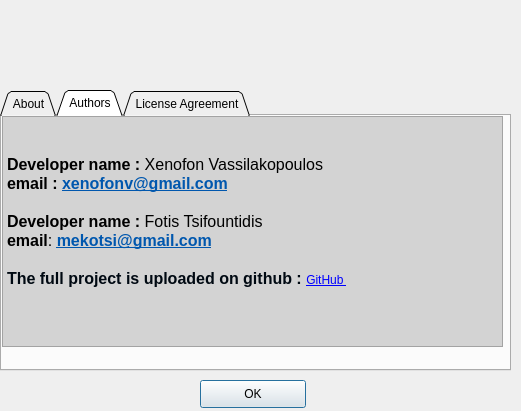
Qt form ui/About.ui (xen0vas/UserManager) before a commit.
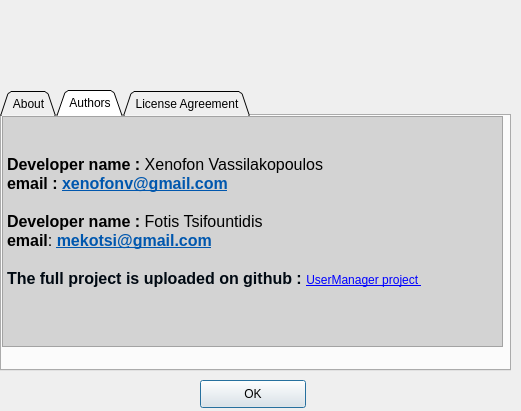
The same form after that commit. Icons and pictures are not drawn.

Patch:
```diff
--- a/ui/About.ui
+++ b/ui/About.ui
@@ -130,7 +130,7 @@
 &lt;p style=&quot; margin-top:0px; margin-bottom:0px; margin-left:0px; margin-right:0px; -qt-block-indent:0; text-indent:0px;&quot;&gt;&lt;span style=&quot; font-family:'DejaVu Sans'; font-size:12pt; font-weight:600;&quot;&gt;Developer name : &lt;/span&gt;&lt;span style=&quot; font-family:'DejaVu Sans'; font-size:12pt;&quot;&gt;Fotis Tsifountidis&lt;/span&gt;&lt;/p&gt;
 &lt;p style=&quot; margin-top:0px; margin-bottom:0px; margin-left:0px; margin-right:0px; -qt-block-indent:0; text-indent:0px;&quot;&gt;&lt;span style=&quot; font-family:'DejaVu Sans'; font-size:12pt; font-weight:600;&quot;&gt;email&lt;/span&gt;&lt;span style=&quot; font-family:'DejaVu Sans'; font-size:12pt;&quot;&gt;: &lt;/span&gt;&lt;a href=&quot;mekotsi@hotmail.com&quot;&gt;&lt;span style=&quot; font-family:'DejaVu Sans'; font-size:12pt; font-weight:600; text-decoration: underline; color:#0057ae;&quot;&gt;mekotsi@gmail.com&lt;/span&gt;&lt;/a&gt;&lt;/p&gt;
 &lt;p style=&quot;-qt-paragraph-type:empty; margin-top:0px; margin-bottom:0px; margin-left:0px; margin-right:0px; -qt-block-indent:0; text-indent:0px; font-family:'DejaVu Sans'; font-size:12pt; font-weight:600; text-decoration: underline; color:#0057ae;&quot;&gt;&lt;br /&gt;&lt;/p&gt;
-&lt;p style=&quot; margin-top:0px; margin-bottom:0px; margin-left:0px; margin-right:0px; -qt-block-indent:0; text-indent:0px;&quot;&gt;&lt;span style=&quot; font-family:'DejaVu Sans'; font-size:12pt; font-weight:600; color:#000912;&quot;&gt;The full project is uploaded on github : &lt;/span&gt;&lt;a href=&quot;https://github.com/xvass/UserManager&quot;&gt;&lt;span style=&quot; text-decoration: underline; color:#0000ff;&quot;&gt;GitHub &lt;/span&gt;&lt;/a&gt;&lt;/p&gt;&lt;/body&gt;&lt;/html&gt;</string>
+&lt;p style=&quot; margin-top:0px; margin-bottom:0px; margin-left:0px; margin-right:0px; -qt-block-indent:0; text-indent:0px;&quot;&gt;&lt;span style=&quot; font-family:'DejaVu Sans'; font-size:12pt; font-weight:600; color:#000912;&quot;&gt;The full project is uploaded on github : &lt;/span&gt;&lt;a href=&quot;https://github.com/xvass/UserManager/blob/master/README.md&quot;&gt;&lt;span style=&quot; text-decoration: underline; color:#0000ff;&quot;&gt;UserManager project &lt;/span&gt;&lt;/a&gt;&lt;/p&gt;&lt;/body&gt;&lt;/html&gt;</string>
      </property>
      <property name="textInteractionFlags">
       <set>Qt::NoTextInteraction</set>
```
Left out of the diff: 2 changed lines with no effect on the pictures.
